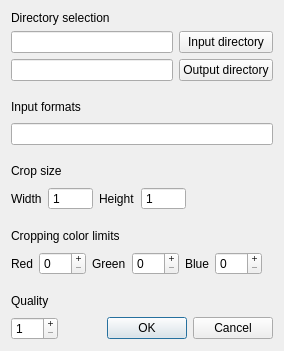
This is ui/main_settings.ui in Hirugi/content_image_editor as Qt 5 draws it before an edit. The edited form follows.
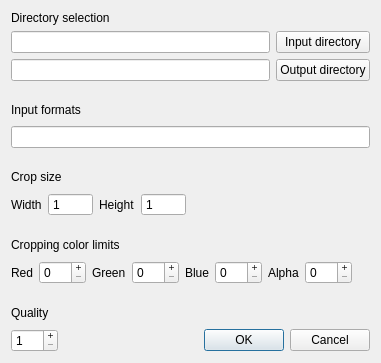
This is the edited form.

Commit message: Added limit for alpha channel

Diff of the .ui file:
```diff
--- a/ui/main_settings.ui
+++ b/ui/main_settings.ui
@@ -6,8 +6,8 @@
    <rect>
     <x>0</x>
     <y>0</y>
-    <width>284</width>
-    <height>351</height>
+    <width>381</width>
+    <height>363</height>
    </rect>
   </property>
   <property name="sizePolicy">
@@ -61,7 +61,7 @@
        <property name="sizeHint" stdset="0">
         <size>
          <width>20</width>
-         <height>10</height>
+         <height>13</height>
         </size>
        </property>
       </spacer>
@@ -87,7 +87,7 @@
        <property name="sizeHint" stdset="0">
         <size>
          <width>20</width>
-         <height>10</height>
+         <height>13</height>
         </size>
        </property>
       </spacer>
@@ -170,7 +170,7 @@
        <property name="sizeHint" stdset="0">
         <size>
          <width>20</width>
-         <height>10</height>
+         <height>13</height>
         </size>
        </property>
       </spacer>
@@ -235,6 +235,29 @@
          </property>
         </widget>
        </item>
+       <item>
+        <widget class="QLabel" name="label_crop_alpha">
+         <property name="text">
+          <string>Alpha</string>
+         </property>
+        </widget>
+       </item>
+       <item>
+        <widget class="QSpinBox" name="spinBox_crop_alpha">
+         <property name="baseSize">
+          <size>
+           <width>45</width>
+           <height>19</height>
+          </size>
+         </property>
+         <property name="buttonSymbols">
+          <enum>QAbstractSpinBox::PlusMinus</enum>
+         </property>
+         <property name="maximum">
+          <number>255</number>
+         </property>
+        </widget>
+       </item>
        <item>
         <spacer name="horizontalSpacer_2">
          <property name="orientation">
@@ -261,7 +284,7 @@
        <property name="sizeHint" stdset="0">
         <size>
          <width>20</width>
-         <height>10</height>
+         <height>13</height>
         </size>
        </property>
       </spacer>
```
Left out of the diff: 6 changed lines with no effect on the pictures. The commit also changes 6 other files.
